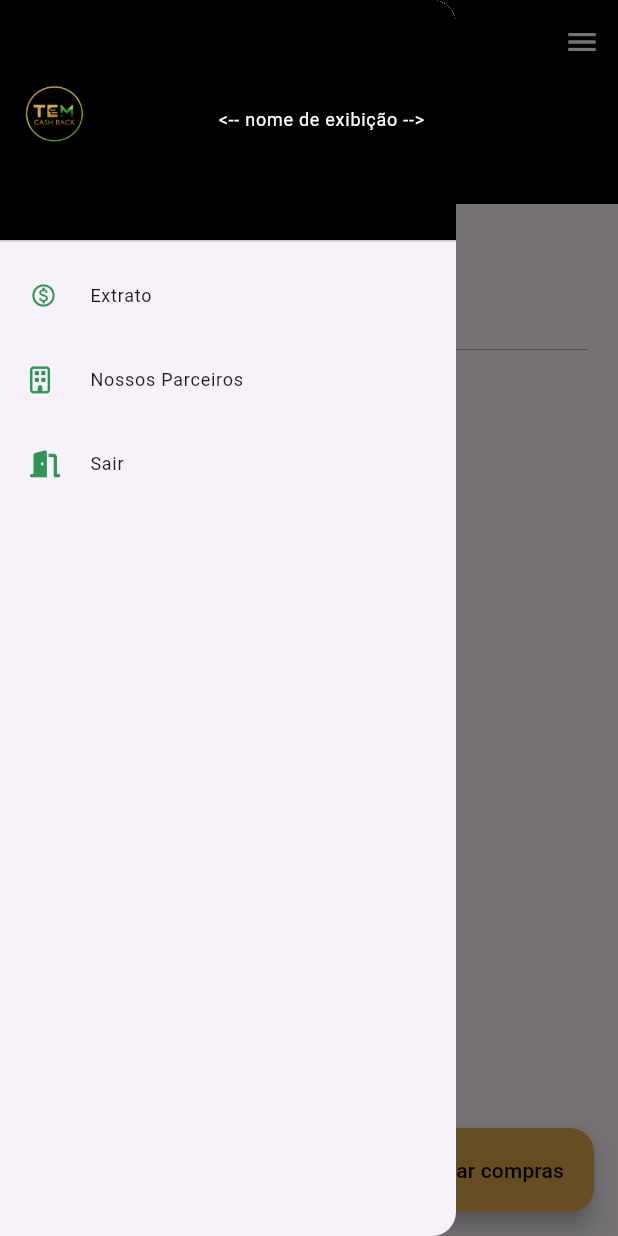
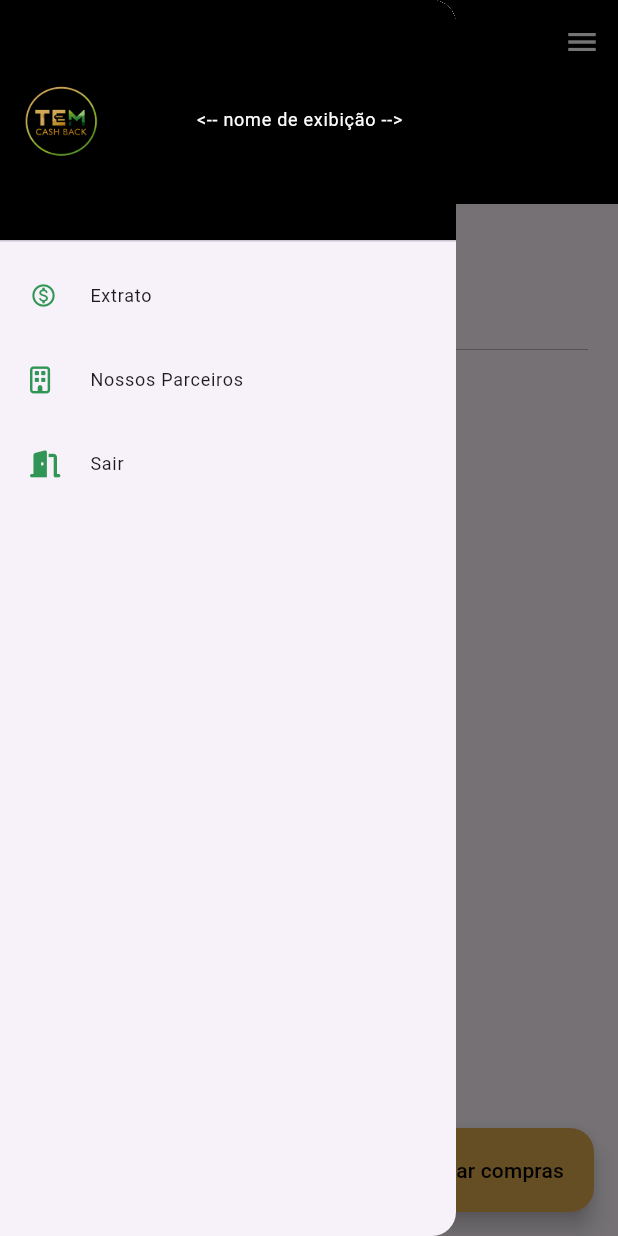
Before and after one commit to TemCashBack/mobile, a Flutter app: the screen it shows once a user with an empty profile is signed in, with the side drawer open, on a phone screen of 412 x 824 dp. Run offline on Flutter 3.47's test engine with Material 3 defaults, Android fonts, the light colour scheme and no system bars; our stand-ins replace camera, cloud_firestore, firebase_auth, firebase_core, firebase_messaging, firebase_remote_config and 10 more; missing offline and left inert: clippy_flutter, custom_info_window, firebase_app_installations, firebase_in_app_messaging, map_launcher; accounts and stored records are empty.

Commit message:
Fix Drawer

```diff
--- a/lib/ui/widgets/drawer_custom.dart
+++ b/lib/ui/widgets/drawer_custom.dart
@@ -15,6 +15,13 @@ class CustomDrawer extends StatelessWidget {
 
   @override
   Widget build(BuildContext context) {
+    final customer = authController.customerData.value;
+    final String displayName = (customer?.nomeCompleto != null &&
+            customer!.nomeCompleto!.trim().isNotEmpty)
+        ? customer.nomeCompleto!.trim()
+        : '<-- nome de exibição -->';
+    final String? photoUrl = customer?.photoURL;
+    final bool hasPhoto = photoUrl != null && photoUrl.trim().isNotEmpty;
     return Drawer(
       child: ListView(
         padding: EdgeInsets.zero,
@@ -27,33 +34,40 @@ class CustomDrawer extends StatelessWidget {
                     top: 40,
                     child: ClipRRect(
                       borderRadius: BorderRadius.circular(50.0),
-                      child: (authController.customerData.value!.photoURL) !=
-                              null
+                      child: hasPhoto
                           ? Image.network(
-                              authController.customerData.value!.photoURL ?? '',
+                              photoUrl,
                               height: 50.0,
                               width: 50.0,
                               fit: BoxFit.cover,
+                              errorBuilder: (context, error, stackTrace) =>
+                                  Image.asset(
+                                'lib/ui/assets/logo-round.png',
+                                height: 50.0,
+                                width: 50.0,
+                                fit: BoxFit.cover,
+                              ),
                             )
                           : Image.asset(
                               'lib/ui/assets/logo-round.png',
-                              height: 40,
-                              fit: BoxFit.contain,
+                              height: 50.0,
+                              width: 50.0,
+                              fit: BoxFit.cover,
                             ),
                     ),
                   ),
                   Positioned(
                     top: 50,
+                    left: 110,
                     right: 0,
                     child: Padding(
                       padding: EdgeInsets.symmetric(horizontal: 5, vertical: 5),
-                      child: Flexible(
-                        child: Text(
-                          authController.customerData.value!.nomeCompleto ??
-                              '<-- nome de exibição -->',
-                          textAlign: TextAlign.left,
-                          style: TextStyle(color: Colors.white),
-                        ),
+                      child: Text(
+                        displayName,
+                        maxLines: 2,
+                        overflow: TextOverflow.ellipsis,
+                        textAlign: TextAlign.left,
+                        style: TextStyle(color: Colors.white),
                       ),
                     ),
                   )
```
